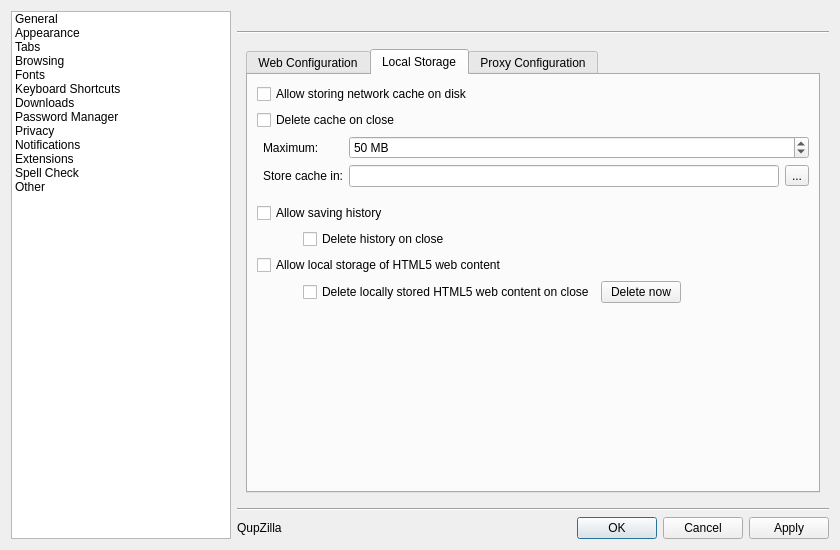
First picture: the form in src/lib/preferences/preferences.ui, repository QupZilla/qupzilla, before the edit.
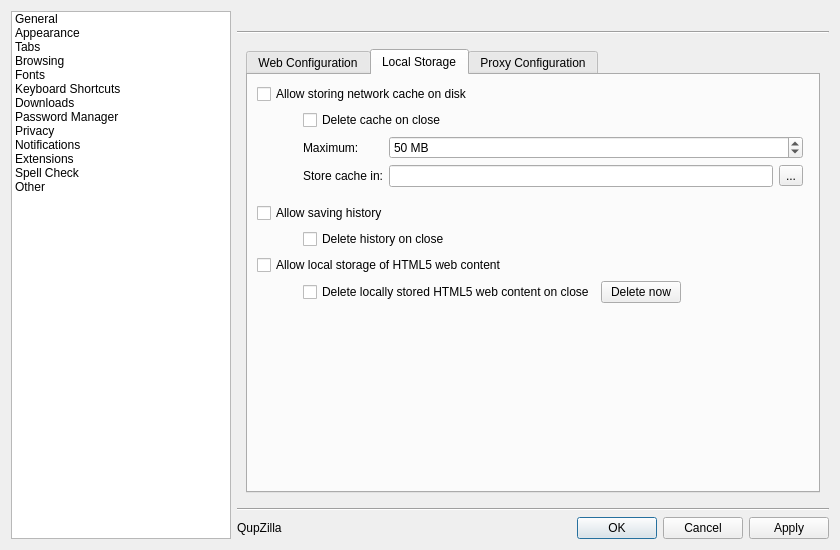
Second picture: the form after the edit. The open tabs and pages were chosen to show the change. Custom widgets are drawn as their Qt base class.

Commit message: Implemented the requested changes

What changed in the file:
```diff
--- a/src/lib/preferences/preferences.ui
+++ b/src/lib/preferences/preferences.ui
@@ -1219,7 +1219,23 @@
                    </property>
                   </widget>
                  </item>
-                 <item row="1" column="0" colspan="3">
+                 <item row="1" column="0">
+                  <spacer name="horizontalSpacer_33">
+                   <property name="orientation">
+                    <enum>Qt::Horizontal</enum>
+                   </property>
+                   <property name="sizeType">
+                    <enum>QSizePolicy::Fixed</enum>
+                   </property>
+                   <property name="sizeHint" stdset="0">
+                    <size>
+                     <width>40</width>
+                     <height>20</height>
+                    </size>
+                   </property>
+                  </spacer>
+                 </item>
+                 <item row="1" column="1" colspan="3">
                   <widget class="QCheckBox" name="removeCache">
                    <property name="text">
                     <string>Delete cache on close</string>
```
The commit also changes 2 other files.
